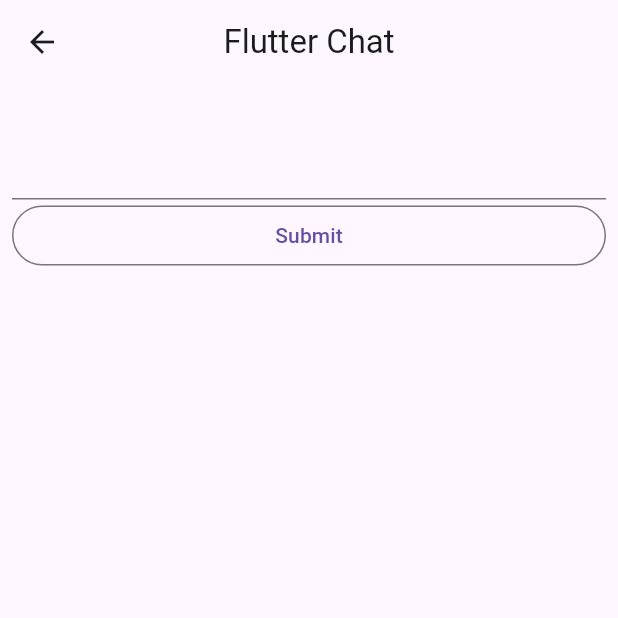
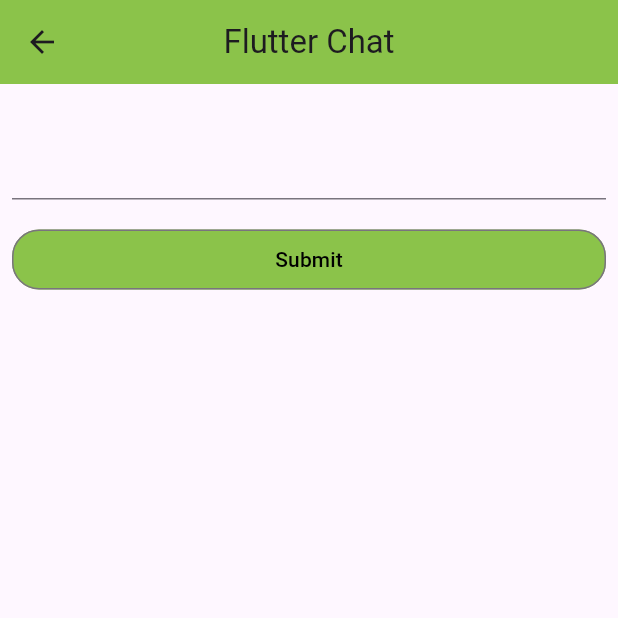
Before and after one commit to lohnn/flutter-in-the-dark, a Flutter app: the FlutterChat screen opened by its route, on a phone screen of 412 x 824 dp, the top half of it. Run offline on Flutter 3.47's test engine with Material 3 defaults, Android fonts, the phone set to English and light mode, and no system bars; our stand-ins replace flutter_hooks.

Commit message:
Some small (last minue) color changes for the 2023 FITD challenges

```diff
--- a/lib/challenges/flutter_chat.dart
+++ b/lib/challenges/flutter_chat.dart
@@ -17,11 +17,16 @@ class _FlutterChatState extends State<FlutterChat> {
   @override
   Widget build(BuildContext context) {
     return Scaffold(
-      appBar: AppBar(title: const Text("Flutter Chat"), centerTitle: true),
+      appBar: AppBar(
+        backgroundColor: Colors.lightGreen,
+        shadowColor: Colors.tealAccent,
+        title: const Text("Flutter Chat"),
+        centerTitle: true,
+      ),
       body: Padding(
         padding: const EdgeInsets.all(8.0),
         child: ListView(
-          children: [
+          children: <Widget>[
             Text(chat.join("\n")),
             TextField(
               controller: controller,
@@ -35,14 +40,30 @@ class _FlutterChatState extends State<FlutterChat> {
                 suffix: Text("insert here"),
               ),
             ),
+            const SizedBox(height: 16),
             OutlinedButton(
+              style: ButtonStyle(
+                backgroundColor:
+                    MaterialStateProperty.all<Color>(Colors.lightGreen),
+                shape: MaterialStateProperty.all<RoundedRectangleBorder>(
+                  RoundedRectangleBorder(
+                    borderRadius: BorderRadius.circular(18.0),
+                    side: const BorderSide(
+                      color: Colors.red,
+                      width: 2,
+                    ),
+                  ),
+                ),
+              ),
               onPressed: () {
                 setState(() {
                   chat.add("[${time.toString()}]: ${controller.text}");
                   controller.text = "";
                 });
               },
-                child: const Text("Submit"))
+              child:
+                  const Text("Submit", style: TextStyle(color: Colors.black)),
+            )
           ],
         ),
       ),
```
Also changed, not shown: lib/challenges/canvas.dart (+5 -2 lines), lib/challenges/flutter_friend_list.dart (+5 -2 lines). Lines whose indentation alone changed are shown as unchanged.
